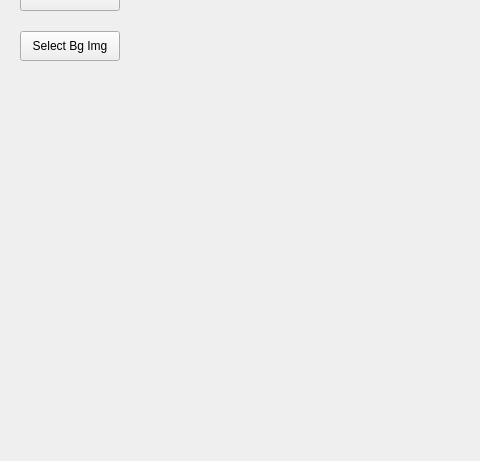
This is qt/mainwindow.ui in Edi013/ComputerVision as Qt 5 draws it before an edit; both pictures show x 0 to 480 and y 139 to 600 of the 800 by 600 pixel window. The edited form follows.
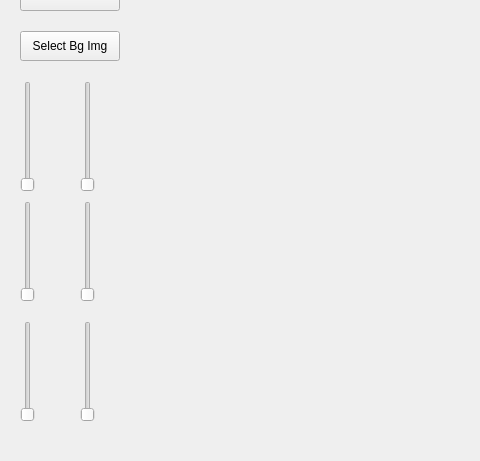
This is the edited form.

Patch:
```diff
--- a/qt/mainwindow.ui
+++ b/qt/mainwindow.ui
@@ -82,6 +82,84 @@
      <string>Select Bg Img</string>
     </property>
    </widget>
+   <widget class="QSlider" name="hueLow">
+    <property name="geometry">
+     <rect>
+      <x>20</x>
+      <y>220</y>
+      <width>16</width>
+      <height>111</height>
+     </rect>
+    </property>
+    <property name="orientation">
+     <enum>Qt::Orientation::Vertical</enum>
+    </property>
+   </widget>
+   <widget class="QSlider" name="hueHigh">
+    <property name="geometry">
+     <rect>
+      <x>80</x>
+      <y>220</y>
+      <width>16</width>
+      <height>111</height>
+     </rect>
+    </property>
+    <property name="orientation">
+     <enum>Qt::Orientation::Vertical</enum>
+    </property>
+   </widget>
+   <widget class="QSlider" name="saturationLow">
+    <property name="geometry">
+     <rect>
+      <x>20</x>
+      <y>340</y>
+      <width>16</width>
+      <height>101</height>
+     </rect>
+    </property>
+    <property name="orientation">
+     <enum>Qt::Orientation::Vertical</enum>
+    </property>
+   </widget>
+   <widget class="QSlider" name="saturationHigh">
+    <property name="geometry">
+     <rect>
+      <x>80</x>
+      <y>340</y>
+      <width>16</width>
+      <height>101</height>
+     </rect>
+    </property>
+    <property name="orientation">
+     <enum>Qt::Orientation::Vertical</enum>
+    </property>
+   </widget>
+   <widget class="QSlider" name="valueHigh">
+    <property name="geometry">
+     <rect>
+      <x>80</x>
+      <y>460</y>
+      <width>16</width>
+      <height>101</height>
+     </rect>
+    </property>
+    <property name="orientation">
+     <enum>Qt::Orientation::Vertical</enum>
+    </property>
+   </widget>
+   <widget class="QSlider" name="valueLow">
+    <property name="geometry">
+     <rect>
+      <x>20</x>
+      <y>460</y>
+      <width>16</width>
+      <height>101</height>
+     </rect>
+    </property>
+    <property name="orientation">
+     <enum>Qt::Orientation::Vertical</enum>
+    </property>
+   </widget>
   </widget>
   <widget class="QStatusBar" name="statusbar"/>
  </widget>
```
